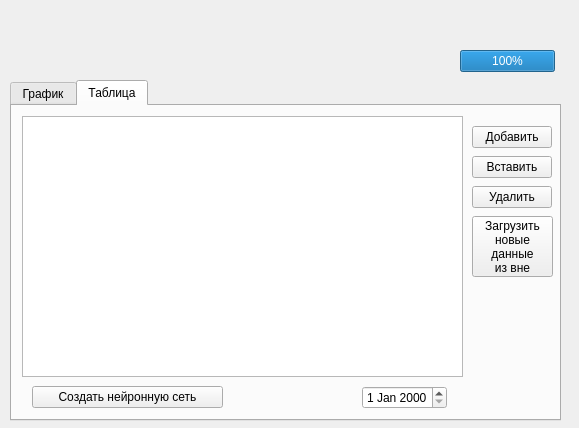
This is src/mainwindow.ui in glebmillenium/forecasting-financial-time-series as Qt 5 draws it before an edit. The edited form follows.
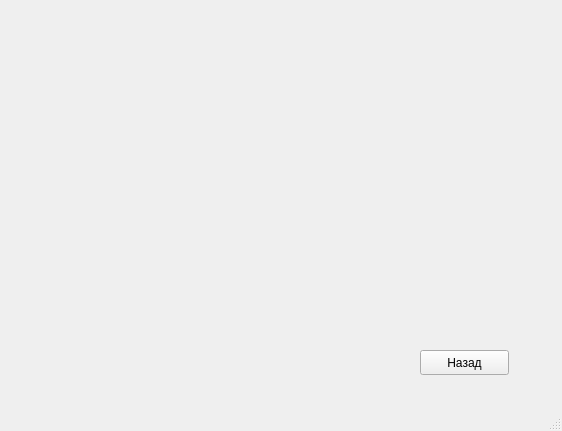
This is the edited form. Icons and pictures are not drawn.

```diff
--- a/src/mainwindow.ui
+++ b/src/mainwindow.ui
@@ -6,172 +6,50 @@
    <rect>
     <x>0</x>
     <y>0</y>
-    <width>579</width>
-    <height>428</height>
+    <width>562</width>
+    <height>431</height>
    </rect>
   </property>
   <property name="windowTitle">
    <string>Программа для прогнозирования рыночных цен</string>
   </property>
-  <property name="windowIcon">
-   <iconset>
-    <normaloff>../../Загрузки/chart02.ico</normaloff>../../Загрузки/chart02.ico</iconset>
-  </property>
-  <widget class="QWidget" name="centralWidget">
-   <widget class="QTabWidget" name="tabWidget">
+  <widget class="QWidget" name="centralwidget">
+   <widget class="QWidget" name="widget" native="true">
     <property name="geometry">
      <rect>
-      <x>10</x>
-      <y>80</y>
-      <width>551</width>
-      <height>341</height>
+      <x>20</x>
+      <y>20</y>
+      <width>501</width>
+      <height>321</height>
      </rect>
     </property>
-    <property name="currentIndex">
-     <number>1</number>
-    </property>
-    <widget class="QWidget" name="tab">
-     <property name="accessibleName">
-      <string comment="График"/>
-     </property>
-     <attribute name="title">
-      <string>График</string>
-     </attribute>
-     <widget class="QWidget" name="widget" native="true">
-      <property name="geometry">
-       <rect>
-        <x>10</x>
-        <y>10</y>
-        <width>521</width>
-        <height>291</height>
-       </rect>
-      </property>
-     </widget>
-    </widget>
-    <widget class="QWidget" name="tab_2">
-     <attribute name="title">
-      <string>Таблица</string>
-     </attribute>
-     <widget class="QTableView" name="tableView">
-      <property name="geometry">
-       <rect>
-        <x>10</x>
-        <y>10</y>
-        <width>441</width>
-        <height>261</height>
-       </rect>
-      </property>
-     </widget>
-     <widget class="QPushButton" name="pushButton">
-      <property name="geometry">
-       <rect>
-        <x>20</x>
-        <y>280</y>
-        <width>191</width>
-        <height>22</height>
-       </rect>
-      </property>
-      <property name="text">
-       <string>Создать нейронную сеть</string>
-      </property>
-     </widget>
-     <widget class="QDateEdit" name="dateEdit">
-      <property name="geometry">
-       <rect>
-        <x>350</x>
-        <y>280</y>
-        <width>85</width>
-        <height>23</height>
-       </rect>
-      </property>
-     </widget>
-     <widget class="QPushButton" name="ButtonAddRow">
-      <property name="geometry">
-       <rect>
-        <x>460</x>
-        <y>20</y>
-        <width>80</width>
-        <height>22</height>
-       </rect>
-      </property>
-      <property name="text">
-       <string>Добавить</string>
-      </property>
-     </widget>
-     <widget class="QPushButton" name="ButtonDeleteRow">
-      <property name="geometry">
-       <rect>
-        <x>460</x>
-        <y>80</y>
-        <width>80</width>
-        <height>22</height>
-       </rect>
-      </property>
-      <property name="text">
-       <string>Удалить</string>
-      </property>
-     </widget>
-     <widget class="QPushButton" name="ButtonPasteRow">
-      <property name="geometry">
-       <rect>
-        <x>460</x>
-        <y>50</y>
-        <width>80</width>
-        <height>22</height>
-       </rect>
-      </property>
-      <property name="text">
-       <string>Вставить</string>
-      </property>
-     </widget>
-     <widget class="QPushButton" name="ButtonUploadData">
-      <property name="geometry">
-       <rect>
-        <x>460</x>
-        <y>110</y>
-        <width>81</width>
-        <height>61</height>
-       </rect>
-      </property>
-      <property name="font">
-       <font>
-        <stylestrategy>PreferDefault</stylestrategy>
-       </font>
-      </property>
-      <property name="layoutDirection">
-       <enum>Qt::LeftToRight</enum>
-      </property>
-      <property name="text">
-       <string>Загрузить
-новые 
-данные
-из вне</string>
-      </property>
-     </widget>
-    </widget>
    </widget>
-   <widget class="QProgressBar" name="progressBar">
-    <property name="enabled">
-     <bool>true</bool>
-    </property>
+   <widget class="QPushButton" name="Back">
     <property name="geometry">
      <rect>
-      <x>460</x>
-      <y>50</y>
-      <width>95</width>
-      <height>22</height>
+      <x>420</x>
+      <y>350</y>
+      <width>89</width>
+      <height>25</height>
      </rect>
     </property>
-    <property name="value">
-     <number>100</number>
+    <property name="text">
+     <string>Назад</string>
     </property>
-    <property name="textVisible">
-     <bool>true</bool>
-    </property>
    </widget>
   </widget>
+  <widget class="QMenuBar" name="menubar">
+   <property name="geometry">
+    <rect>
+     <x>0</x>
+     <y>0</y>
+     <width>562</width>
+     <height>22</height>
+    </rect>
+   </property>
+  </widget>
+  <widget class="QStatusBar" name="statusbar"/>
  </widget>
- <layoutdefault spacing="6" margin="11"/>
  <resources/>
  <connections/>
 </ui>
```
Left out of the diff: 2 changed lines with no effect on the pictures.
